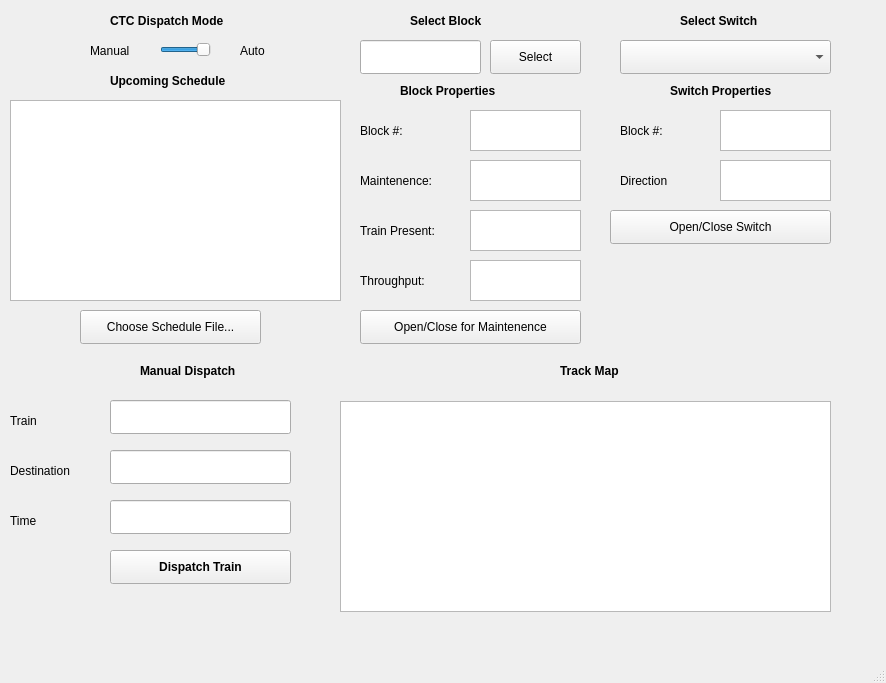
First picture: the form in CTC/ctcwindow.ui, repository JHarnishfeger/ECE1140_Conductors, before the edit.
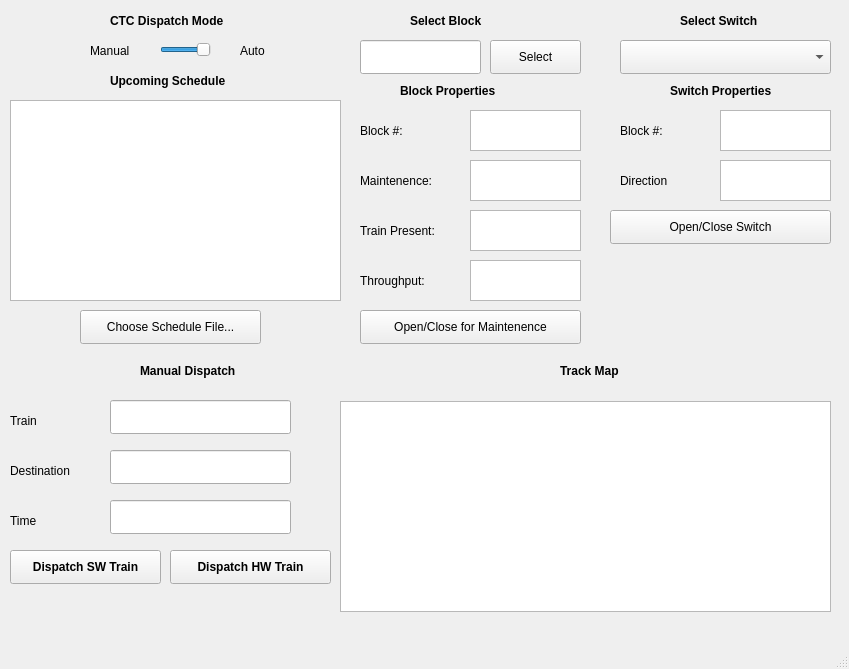
Second picture: the form after the edit.

Commit message: CTC setup to create trains

Patch:
```diff
--- a/CTC/ctcwindow.ui
+++ b/CTC/ctcwindow.ui
@@ -6,8 +6,8 @@
    <rect>
     <x>0</x>
     <y>0</y>
-    <width>886</width>
-    <height>683</height>
+    <width>849</width>
+    <height>669</height>
    </rect>
   </property>
   <property name="sizePolicy">
@@ -259,20 +259,19 @@
    <widget class="QPushButton" name="pushButton_dispatchTrain">
     <property name="geometry">
      <rect>
-      <x>110</x>
+      <x>10</x>
       <y>550</y>
-      <width>181</width>
+      <width>151</width>
       <height>34</height>
      </rect>
     </property>
     <property name="font">
      <font>
-      <weight>75</weight>
       <bold>true</bold>
      </font>
     </property>
     <property name="text">
-     <string>Dispatch Train</string>
+     <string>Dispatch SW Train</string>
     </property>
    </widget>
    <widget class="QLabel" name="label_selectBlock">
@@ -580,6 +579,24 @@
      <string>Track Map</string>
     </property>
    </widget>
+   <widget class="QPushButton" name="pushButton_dispatchTrain_2">
+    <property name="geometry">
+     <rect>
+      <x>170</x>
+      <y>550</y>
+      <width>161</width>
+      <height>34</height>
+     </rect>
+    </property>
+    <property name="font">
+     <font>
+      <bold>true</bold>
+     </font>
+    </property>
+    <property name="text">
+     <string>Dispatch HW Train</string>
+    </property>
+   </widget>
   </widget>
   <widget class="QMenuBar" name="menubar">
    <property name="geometry">
```
Left out of the diff: 17 changed lines with no effect on the pictures. The commit also changes 4 other files.
